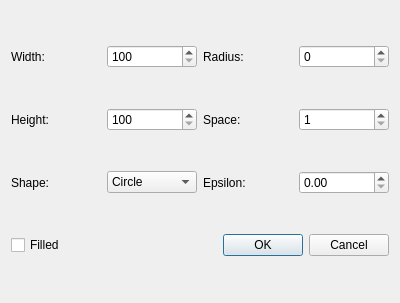
The window that createimage.ui (kofes/satelliteQt) describes before a commit, drawn with Qt 5.
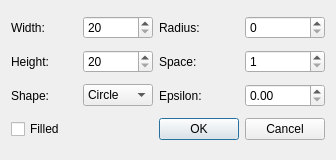
The same window after the commit.

Patch:
```diff
--- a/createimage.ui
+++ b/createimage.ui
@@ -6,10 +6,16 @@
    <rect>
     <x>0</x>
     <y>0</y>
-    <width>400</width>
-    <height>303</height>
+    <width>336</width>
+    <height>160</height>
    </rect>
   </property>
+  <property name="maximumSize">
+   <size>
+    <width>336</width>
+    <height>160</height>
+   </size>
+  </property>
   <property name="windowTitle">
    <string>Create image...</string>
   </property>
@@ -24,7 +30,7 @@
    <item row="0" column="1">
     <widget class="QSpinBox" name="spinBox_width">
      <property name="minimum">
-      <number>100</number>
+      <number>20</number>
      </property>
      <property name="maximum">
       <number>1500</number>
@@ -55,7 +61,7 @@
    <item row="1" column="1">
     <widget class="QSpinBox" name="spinBox_height">
      <property name="minimum">
-      <number>100</number>
+      <number>20</number>
      </property>
      <property name="maximum">
       <number>1900</number>
```
